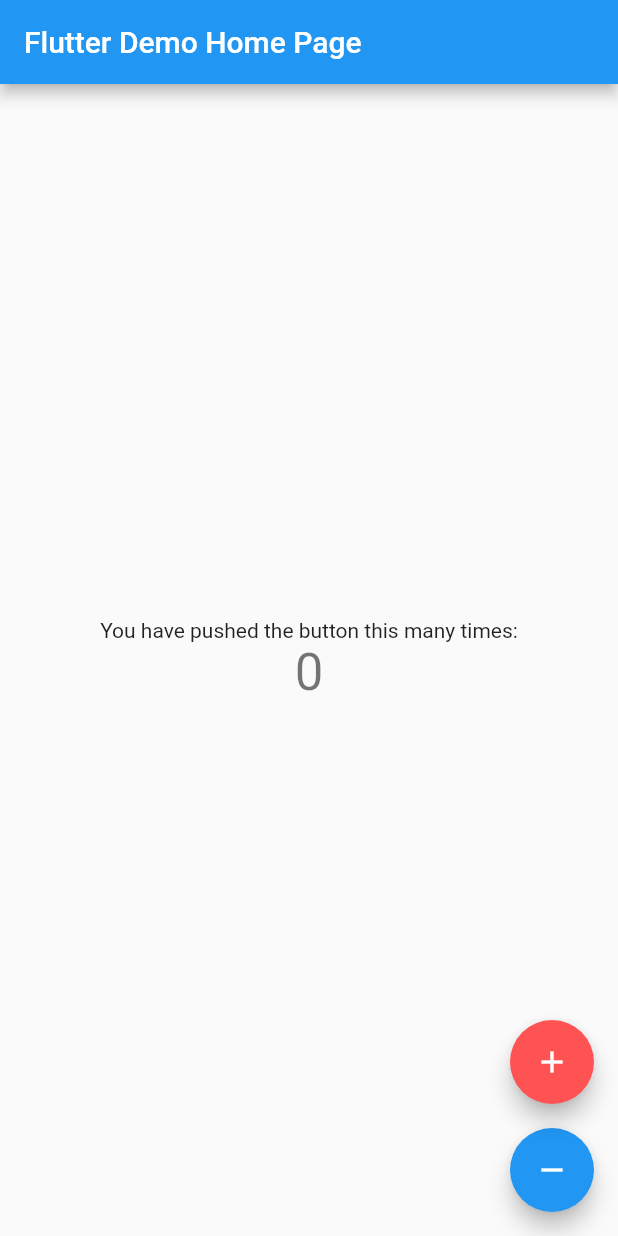
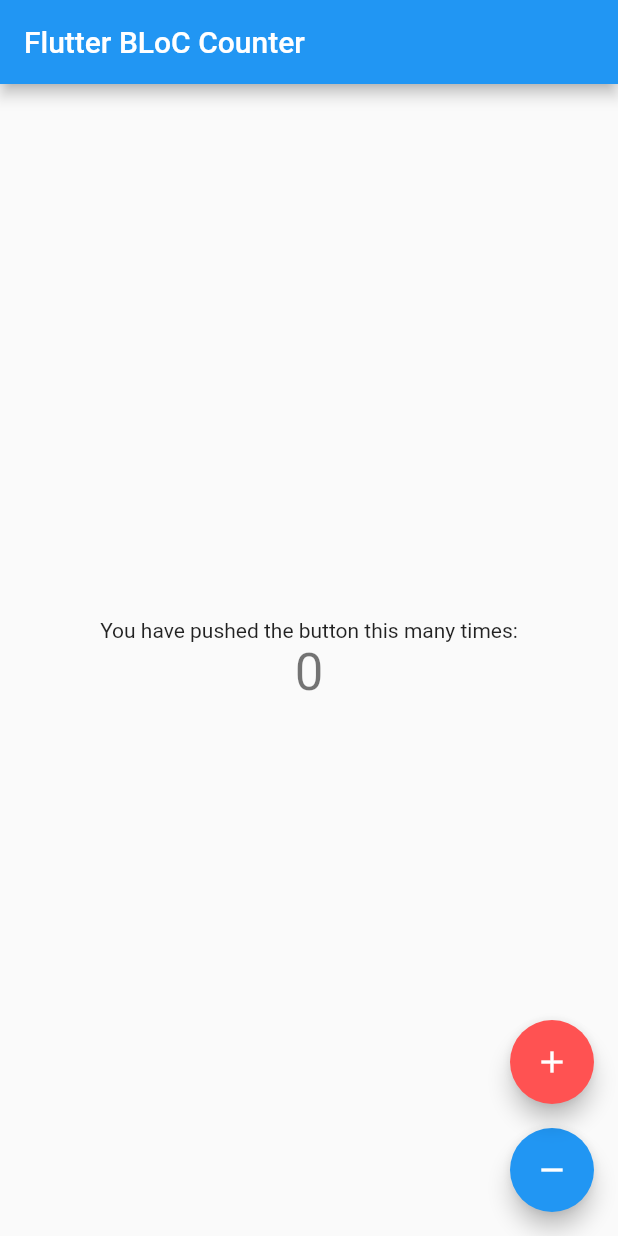
Before and after one commit to Tetsukick/flutter_BLoc, a Flutter app: the screen it shows after launch, on a phone screen of 412 x 824 dp. Run offline on Flutter 3.47's test engine with Material 2 defaults, Android fonts, the phone set to English and light mode, and no system bars.

Commit message:
change title

```diff
--- a/flutter_bloc/lib/main.dart
+++ b/flutter_bloc/lib/main.dart
@@ -15,7 +15,7 @@ class MyApp extends StatelessWidget {
         home: Provider<CounterBloc>(
           create: (context) => CounterBloc(),
           dispose: (context, bloc) => bloc.dispose(),
-          child: MyHomePage(title: 'Flutter Demo Home Page'),
+          child: MyHomePage(title: 'Flutter BLoC Counter'),
         ));
   }
 }
```
